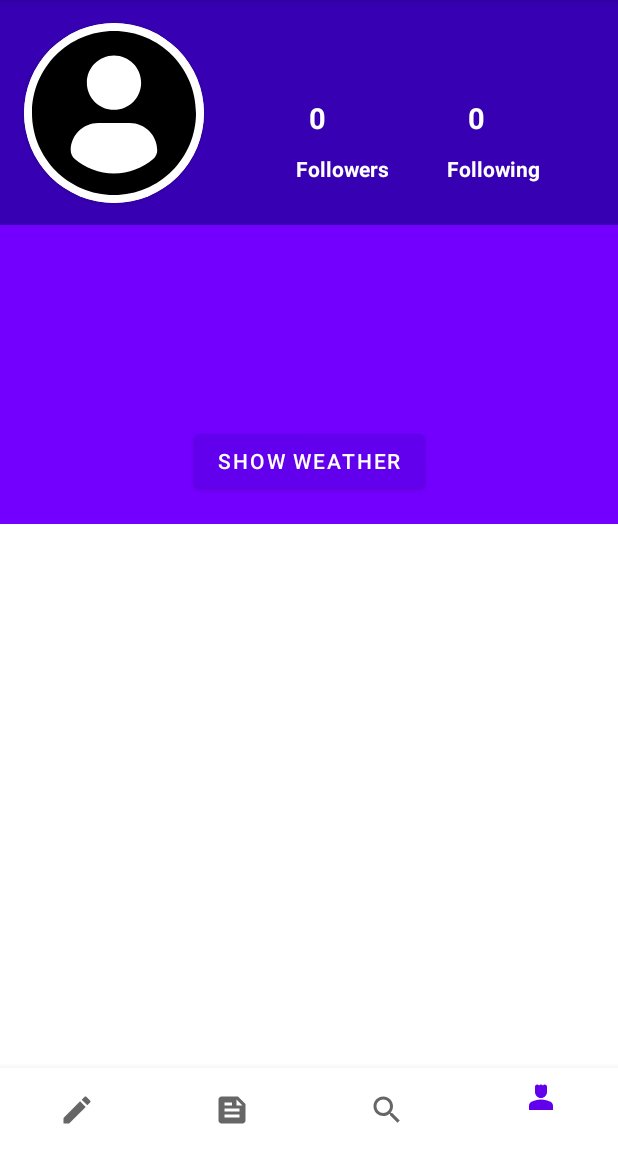
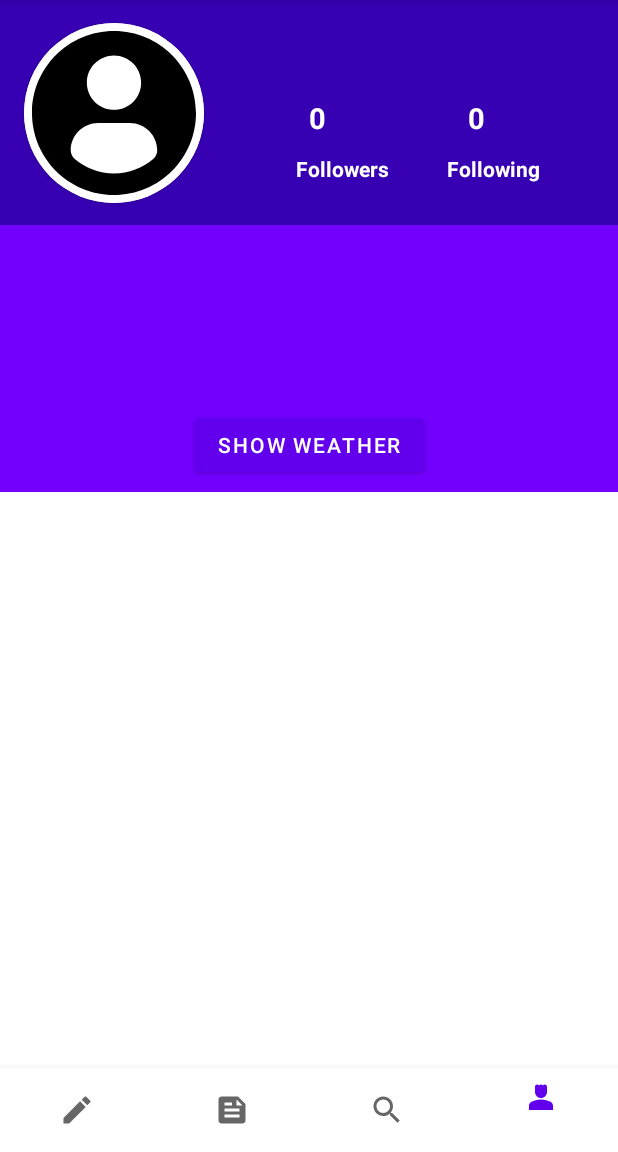
Before and after one commit to AdriMareel/AndroidProjectSocialNetwork, an Android app: the ProfileActivity screen opened directly, with no data from a screen before it, on a phone screen of 412 x 824 dp, the part 84-1236 px from its top. Run offline under Robolectric (Android 15) with nearby library versions, the phone set to English and light mode, and no system bars; our stand-ins replace Firebase (no records; nobody signed in at launch, a user with empty details on screens opened directly), Picasso; pictures from the network do not load.

Commit message:
Dernier push

```diff
--- a/app/src/main/res/layout/activity_profile.xml
+++ b/app/src/main/res/layout/activity_profile.xml
@@ -154,10 +154,13 @@
 
             <ImageView
                 android:id="@+id/img"
-                android:layout_width="208dp"
-                android:layout_height="199dp"
+                android:layout_width="175dp"
+                android:layout_height="162dp"
                 android:layout_centerInParent="true"
+                android:layout_marginTop="8dp"
                 android:layout_marginEnd="4dp"
+                android:layout_marginBottom="8dp"
+                app:layout_constraintBottom_toBottomOf="parent"
                 app:layout_constraintEnd_toEndOf="parent"
                 app:layout_constraintTop_toTopOf="parent" />
 
```
Also changed, not shown: app/src/main/java/com/example/socialnetwork/SignInActivity.java (+0 -30 lines).
